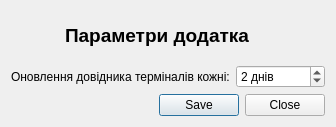
Above: Gandalf/Settings/settingsdialog.ui from rust3128/WhiteTower before the change. Below: the same form after it.
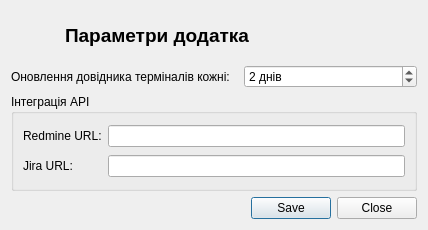
That is the form after the change. Icons and pictures are not drawn.

Commit message: Redmine parametes Save

```diff
--- a/Gandalf/Settings/settingsdialog.ui
+++ b/Gandalf/Settings/settingsdialog.ui
@@ -6,14 +6,14 @@
    <rect>
     <x>0</x>
     <y>0</y>
-    <width>333</width>
-    <height>127</height>
+    <width>428</width>
+    <height>230</height>
    </rect>
   </property>
   <property name="windowTitle">
    <string>Dialog</string>
   </property>
-  <layout class="QGridLayout" name="gridLayout">
+  <layout class="QGridLayout" name="gridLayout_2">
    <item row="0" column="0">
     <widget class="QLabel" name="labelLogo">
      <property name="minimumSize">
@@ -69,7 +69,36 @@
      </property>
     </widget>
    </item>
-   <item row="2" column="1" colspan="2">
+   <item row="2" column="0" colspan="3">
+    <widget class="QGroupBox" name="groupBox">
+     <property name="title">
+      <string>Інтеграція API</string>
+     </property>
+     <layout class="QGridLayout" name="gridLayout">
+      <item row="0" column="0">
+       <widget class="QLabel" name="label_2">
+        <property name="text">
+         <string>Redmine URL:</string>
+        </property>
+       </widget>
+      </item>
+      <item row="0" column="1">
+       <widget class="QLineEdit" name="lineEditRedmineUrl"/>
+      </item>
+      <item row="1" column="0">
+       <widget class="QLabel" name="label_3">
+        <property name="text">
+         <string>Jira URL:</string>
+        </property>
+       </widget>
+      </item>
+      <item row="1" column="1">
+       <widget class="QLineEdit" name="lineEditJiraUrl"/>
+      </item>
+     </layout>
+    </widget>
+   </item>
+   <item row="3" column="0" colspan="3">
     <widget class="QDialogButtonBox" name="buttonBox">
      <property name="standardButtons">
       <set>QDialogButtonBox::StandardButton::Close|QDialogButtonBox::StandardButton::Save</set>
```
The commit also changes 14 other files.
